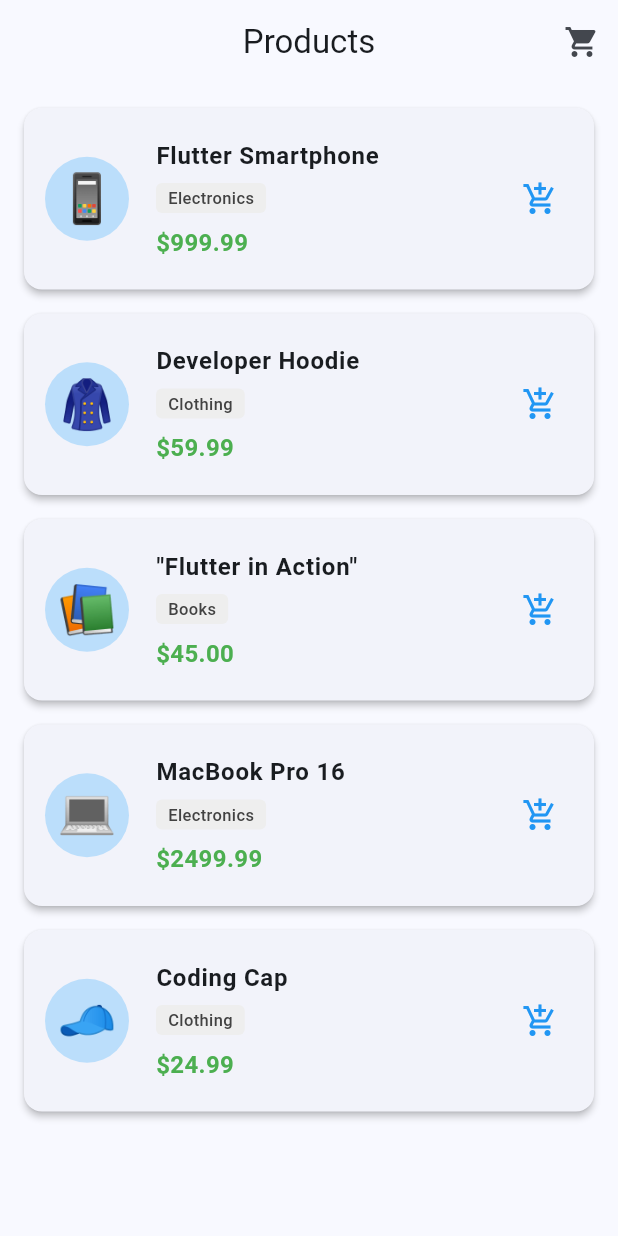
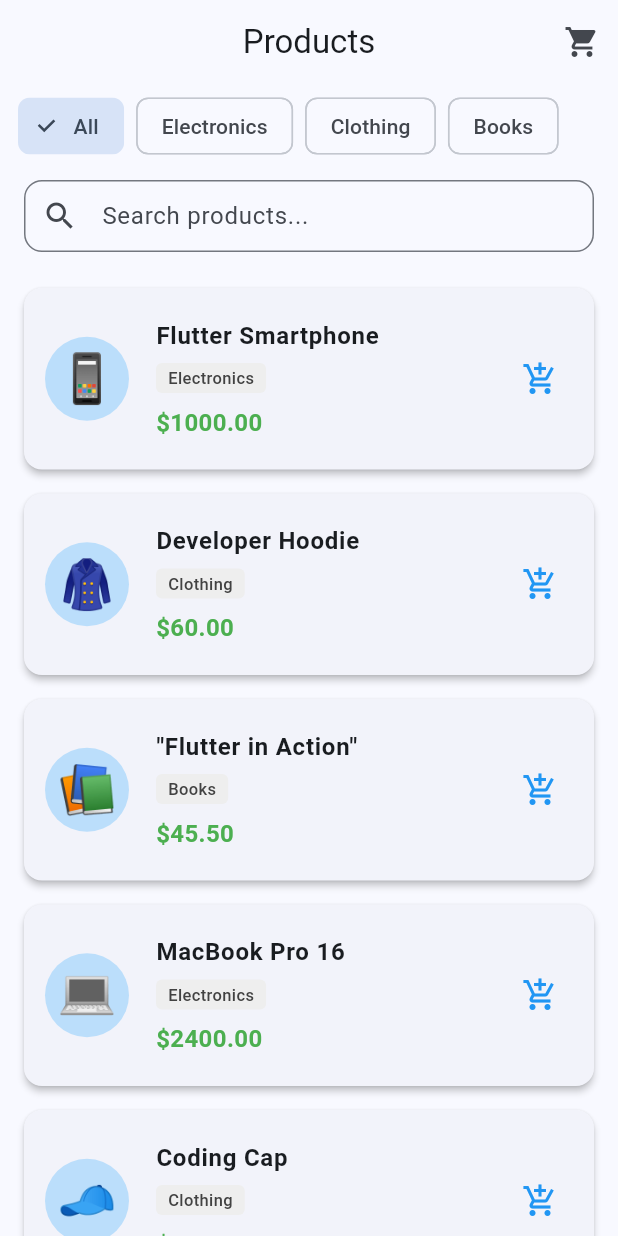
Before and after one commit to OstrohCoder/flutter, a Flutter app: the screen it shows after launch, on a phone screen of 412 x 824 dp. Run offline on Flutter 3.47's test engine with Material 3 defaults, Android fonts, the phone set to English and light mode, and no system bars; our stand-ins replace flutter_riverpod, shared_preferences; accounts and stored records are empty.

Commit message:
E-commerce app v2.0

```diff
--- a/e_commerce_app/lib/main.dart
+++ b/e_commerce_app/lib/main.dart
@@ -27,7 +27,7 @@
         ),
         useMaterial3: true,
       ),
-      home: const ProductsScreen(),
+      home: ProductsScreen(),
     );
   }
 }
--- a/e_commerce_app/lib/providers/products_provider.dart
+++ b/e_commerce_app/lib/providers/products_provider.dart
@@ -19,39 +19,55 @@
     Product(
       id: '1',
       name: 'Flutter Smartphone',
-      price: 999.99,
+      price: 1000.00,
       category: 'Electronics',
       imageEmoji: '📱',
     ),
     Product(
       id: '2',
       name: 'Developer Hoodie',
-      price: 59.99,
+      price: 60.00,
       category: 'Clothing',
       imageEmoji: '🧥',
     ),
     Product(
       id: '3',
       name: '"Flutter in Action"',
-      price: 45.00,
+      price: 45.50,
       category: 'Books',
       imageEmoji: '📚',
     ),
     Product(
       id: '4',
       name: 'MacBook Pro 16',
-      price: 2499.99,
+      price: 2400.00,
       category: 'Electronics',
       imageEmoji: '💻',
     ),
     Product(
       id: '5',
       name: 'Coding Cap',
-      price: 24.99,
+      price: 25.50,
       category: 'Clothing',
       imageEmoji: '🧢',
     ),
   ];
+});
+
+final selectedCategoryProvider = StateProvider<String?>((ref) => null);
+final searchQueryProvider = StateProvider<String>((ref) => '');
+
+final filteredProductsProvider = Provider<List<Product>>((ref) {
+  final products = ref.watch(productsProvider);
+  final selectedCategory = ref.watch(selectedCategoryProvider);
+  final query = ref.watch(searchQueryProvider).toLowerCase().trim();
+
+  return products.where((p) {
+    final matchesCategory =
+        selectedCategory == null || p.category == selectedCategory;
+    final matchesQuery = query.isEmpty || p.name.toLowerCase().contains(query);
+    return matchesCategory && matchesQuery;
+  }).toList();
 });
 
 /// TODO (додатково): Створіть computed provider для загальної вартості всіх продуктів
--- a/e_commerce_app/lib/screens/products_screen.dart
+++ b/e_commerce_app/lib/screens/products_screen.dart
@@ -19,13 +19,18 @@
 /// }
 
 class ProductsScreen extends ConsumerWidget {
-  const ProductsScreen({super.key});
+  final _searchController = TextEditingController();
+  ProductsScreen({super.key});
 
   @override
   Widget build(BuildContext context, WidgetRef ref) {
     // TODO: Прочитайте список продуктів з productsProvider
     // Використайте: ref.watch(productsProvider)
-    final products = ref.watch(productsProvider);
+    final products = ref.watch(filteredProductsProvider);
+    final selectedCategory = ref.watch(selectedCategoryProvider);
+    final allProducts = ref.watch(productsProvider);
+    final categories = allProducts.map((p) => p.category).toSet().toList();
+    final searchQuery = ref.watch(searchQueryProvider);
 
     // TODO: Прочитайте кількість товарів у кошику для badge
     final cartItemCount = ref.watch(cartItemCountProvider);
@@ -79,7 +84,62 @@
             ),
           ],
         ),
-      body: ListView.builder(
+        body: Column(children: [
+          // Фільтр по категоріях
+          SizedBox(
+            height: 56,
+            child: ListView(
+              scrollDirection: Axis.horizontal,
+              padding: const EdgeInsets.symmetric(horizontal: 12, vertical: 8),
+              children: [
+                FilterChip(
+                  label: const Text('All'),
+                  selected: selectedCategory == null,
+                  onSelected: (_) =>
+                      ref.read(selectedCategoryProvider.notifier).state = null,
+                ),
+                const SizedBox(width: 8),
+                ...categories.map((cat) => Padding(
+                      padding: const EdgeInsets.only(right: 8),
+                      child: FilterChip(
+                        label: Text(cat),
+                        selected: selectedCategory == cat,
+                        onSelected: (_) => ref
+                            .read(selectedCategoryProvider.notifier)
+                            .state = cat,
+                      ),
+                    )),
+              ],
+            ),
+          ),
+          Padding(
+            padding: const EdgeInsets.symmetric(horizontal: 16, vertical: 8),
+            child: TextField(
+              controller: _searchController,
+              decoration: InputDecoration(
+                hintText: 'Search products...',
+                prefixIcon: const Icon(Icons.search),
+                suffixIcon: searchQuery.isNotEmpty
+                    ? IconButton(
+                        icon: const Icon(Icons.clear),
+                        onPressed: () {
+                          _searchController.clear();
+                          ref.read(searchQueryProvider.notifier).state = '';
+                        },
+                      )
+                    : null,
+                border: OutlineInputBorder(
+                  borderRadius: BorderRadius.circular(12),
+                ),
+                contentPadding:
+                    const EdgeInsets.symmetric(vertical: 0, horizontal: 16),
+              ),
+              onChanged: (value) =>
+                  ref.read(searchQueryProvider.notifier).state = value,
+            ),
+          ),
+          Expanded(
+            child: ListView.builder(
               itemCount: products.length,
               padding: const EdgeInsets.all(8),
               itemBuilder: (context, index) {
@@ -88,12 +148,12 @@
                 // TODO: Перевірте чи продукт вже в кошику
                 final isInCart = ref.watch(
                   cartProvider.select((cart) =>
-              cart.any((p) => p.id == product.id)
-            ),
+                      cart.any((item) => item.product.id == product.id)),
                 );
 
                 return Card(
-            margin: const EdgeInsets.symmetric(vertical: 8, horizontal: 8),
+                  margin:
+                      const EdgeInsets.symmetric(vertical: 8, horizontal: 8),
                   elevation: 2,
                   child: ListTile(
                     contentPadding: const EdgeInsets.all(12),
@@ -119,9 +179,9 @@
                       crossAxisAlignment: CrossAxisAlignment.start,
                       children: [
                         const SizedBox(height: 6),
-
                         Container(
-                    padding: const EdgeInsets.symmetric(vertical: 2, horizontal: 8),
+                          padding: const EdgeInsets.symmetric(
+                              vertical: 2, horizontal: 8),
                           decoration: BoxDecoration(
                             color: Colors.grey.shade200,
                             borderRadius: BorderRadius.circular(4),
@@ -135,9 +195,7 @@
                             ),
                           ),
                         ),
-
                         const SizedBox(height: 8),
-
                         Text(
                           '\$${product.price.toStringAsFixed(2)}',
                           style: const TextStyle(
@@ -175,6 +233,7 @@
                 );
               },
             ),
-    );
+          )
+        ]));
   }
 }
--- a/e_commerce_app/pubspec.yaml
+++ b/e_commerce_app/pubspec.yaml
@@ -10,6 +10,7 @@
   flutter:
     sdk: flutter
   flutter_riverpod: ^2.4.10
+  shared_preferences: ^2.2.2
 
 dev_dependencies:
   flutter_test:
```
Also changed, not shown: e_commerce_app/lib/providers/cart_provider.dart (+95 -13 lines), e_commerce_app/lib/screens/cart_screen.dart (+37 -40 lines), e_commerce_app/pubspec.lock, 1 other file. Lines whose indentation alone changed are shown as unchanged.
